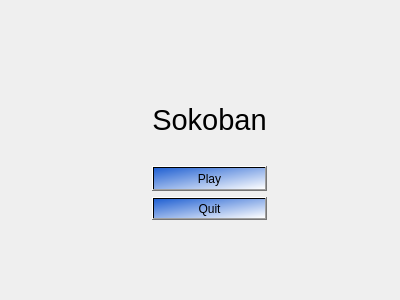
Qt form headers/main_menu.ui (s-Konrad/sokoban-game) before a commit.
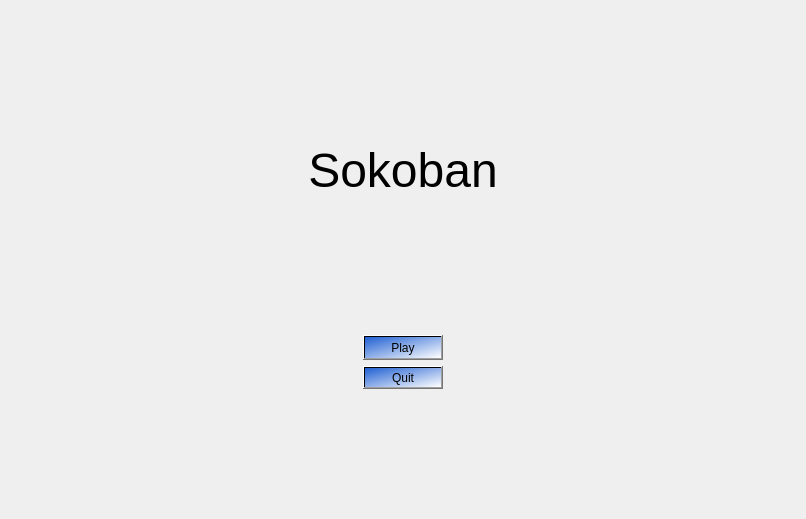
The same form after that commit.

Commit message: cosmetic changes to gui apearance

```diff
--- a/headers/main_menu.ui
+++ b/headers/main_menu.ui
@@ -6,8 +6,8 @@
    <rect>
     <x>0</x>
     <y>0</y>
-    <width>400</width>
-    <height>300</height>
+    <width>806</width>
+    <height>519</height>
    </rect>
   </property>
   <property name="sizePolicy">
@@ -29,9 +29,9 @@
    <bool>false</bool>
   </property>
   <property name="styleSheet">
-   <string notr="true">QWidget#PlayButton {background-color: qlineargradient(spread:pad, x1:0, y1:0, x2:1, y2:1, stop:0 rgba(32, 96, 210, 255), stop:1 rgba(255, 255, 255, 255))}
-QWidget#QuitButton {background-color: qlineargradient(spread:pad, x1:0, y1:0, x2:1, y2:1, stop:0 rgba(32, 96, 210, 255), stop:1 rgba(255, 255, 255, 255))}
-QWidget#label {font:  22pt}
+   <string notr="true">QWidget#playButton {background-color: qlineargradient(spread:pad, x1:0, y1:0, x2:1, y2:1, stop:0 rgba(32, 96, 210, 255), stop:1 rgba(255, 255, 255, 255))}
+QWidget#quitButton {background-color: qlineargradient(spread:pad, x1:0, y1:0, x2:1, y2:1, stop:0 rgba(32, 96, 210, 255), stop:1 rgba(255, 255, 255, 255))}
+QWidget#label {font:  36pt}
 </string>
   </property>
   <layout class="QHBoxLayout" name="horizontalLayout">
@@ -45,7 +45,7 @@
      </property>
      <property name="sizeHint" stdset="0">
       <size>
-       <width>141</width>
+       <width>40</width>
        <height>20</height>
       </size>
      </property>
@@ -89,7 +89,37 @@
       </widget>
      </item>
      <item>
-      <widget class="QPushButton" name="PlayButton">
+      <spacer name="verticalSpacer_2">
+       <property name="orientation">
+        <enum>Qt::Vertical</enum>
+       </property>
+       <property name="sizeHint" stdset="0">
+        <size>
+         <width>20</width>
+         <height>40</height>
+        </size>
+       </property>
+      </spacer>
+     </item>
+     <item>
+      <layout class="QHBoxLayout" name="horizontalLayout_2">
+       <item>
+        <spacer name="horizontalSpacer_3">
+         <property name="orientation">
+          <enum>Qt::Horizontal</enum>
+         </property>
+         <property name="sizeHint" stdset="0">
+          <size>
+           <width>40</width>
+           <height>20</height>
+          </size>
+         </property>
+        </spacer>
+       </item>
+       <item>
+        <layout class="QVBoxLayout" name="verticalLayout_3">
+         <item>
+          <widget class="QPushButton" name="playButton">
        <property name="sizePolicy">
         <sizepolicy hsizetype="Minimum" vsizetype="Fixed">
          <horstretch>0</horstretch>
@@ -111,7 +141,7 @@
       </widget>
      </item>
      <item>
-      <widget class="QPushButton" name="QuitButton">
+          <widget class="QPushButton" name="quitButton">
        <property name="sizePolicy">
         <sizepolicy hsizetype="Minimum" vsizetype="Fixed">
          <horstretch>0</horstretch>
@@ -129,8 +159,25 @@
        </property>
       </widget>
      </item>
+        </layout>
+       </item>
      <item>
-      <spacer name="verticalSpacer_2">
+        <spacer name="horizontalSpacer_4">
+         <property name="orientation">
+          <enum>Qt::Horizontal</enum>
+         </property>
+         <property name="sizeHint" stdset="0">
+          <size>
+           <width>40</width>
+           <height>20</height>
+          </size>
+         </property>
+        </spacer>
+       </item>
+      </layout>
+     </item>
+     <item>
+      <spacer name="verticalSpacer_4">
        <property name="orientation">
         <enum>Qt::Vertical</enum>
        </property>
```
Left out of the diff: 2 changed lines with no effect on the pictures. Lines whose indentation alone changed are shown as unchanged. The commit also changes 3 other files.
